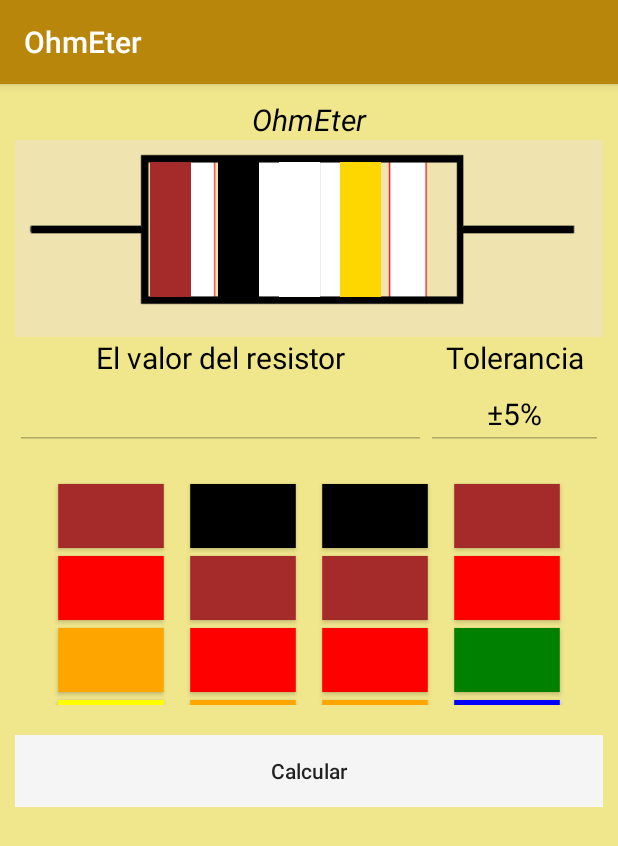
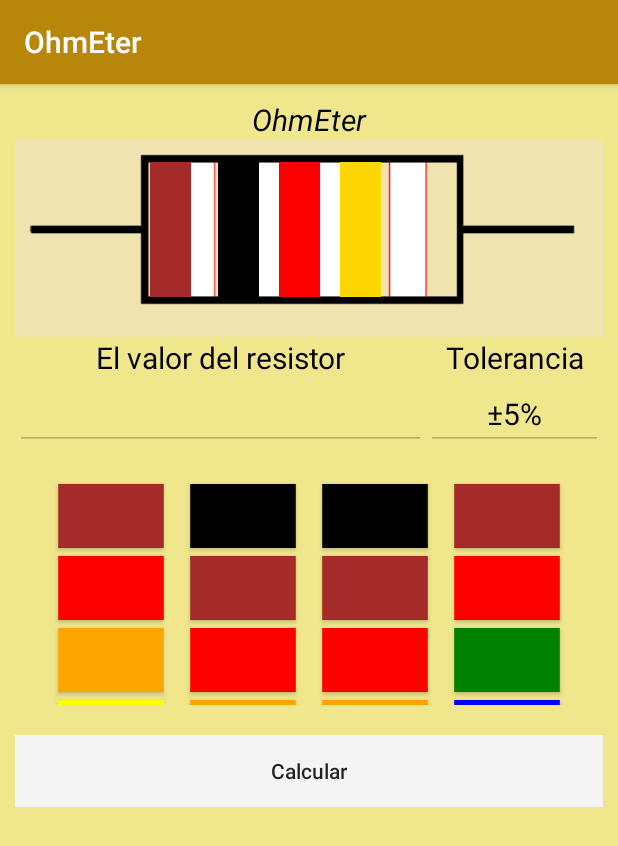
Before and after one commit to edopore/OhmEter, an Android app: the screen it shows after launch (MainActivity), on a phone screen of 412 x 824 dp. Shown: the top 846 px of the screen. Run offline under Robolectric (Android 15) with nearby library versions, the phone set to English and light mode, and no system bars.

Commit message:
Versión Final de la calculadora de resistencias.

```diff
--- a/app/src/main/java/com/example/edopore/formilariosencillo/MainActivity.java
+++ b/app/src/main/java/com/example/edopore/formilariosencillo/MainActivity.java
@@ -91,7 +91,7 @@ public class MainActivity extends AppCompatActivity {
         n1 = 10;
         B2.setBackgroundColor(getResources().getColor(R.color.black));
         n2 = 0;
-        B3.setBackgroundColor(getResources().getColor(R.color.white));
+        B3.setBackgroundColor(getResources().getColor(R.color.red));
         mult = Math.pow(10, 2);
         B4.setBackgroundColor(getResources().getColor(R.color.gold));
         Tole.setText("±5%");
```
